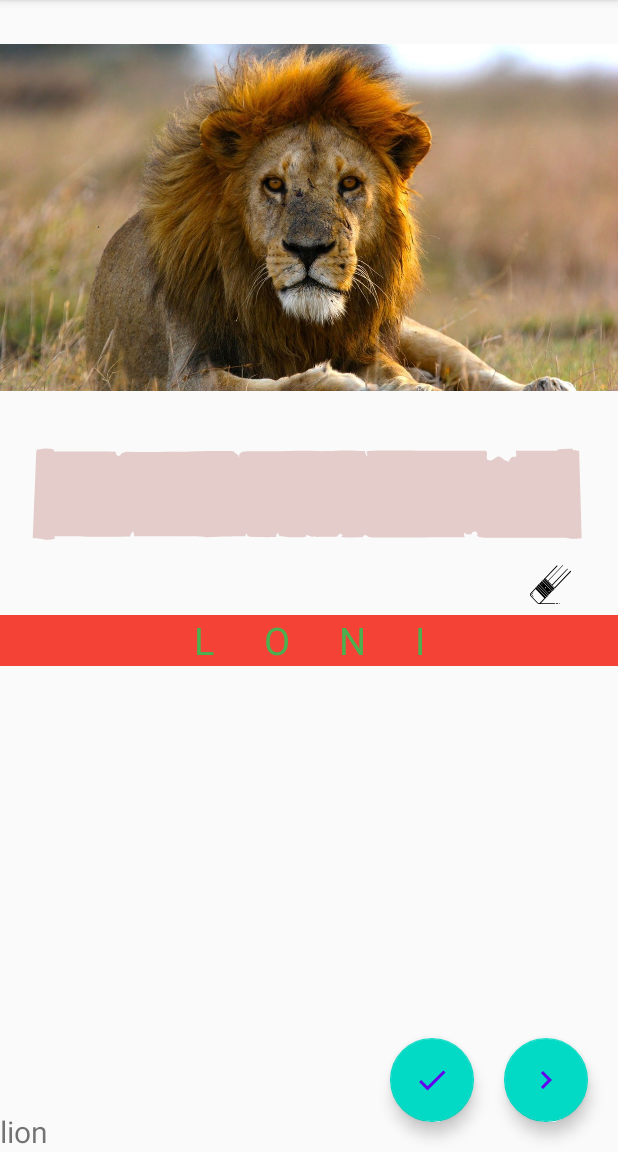
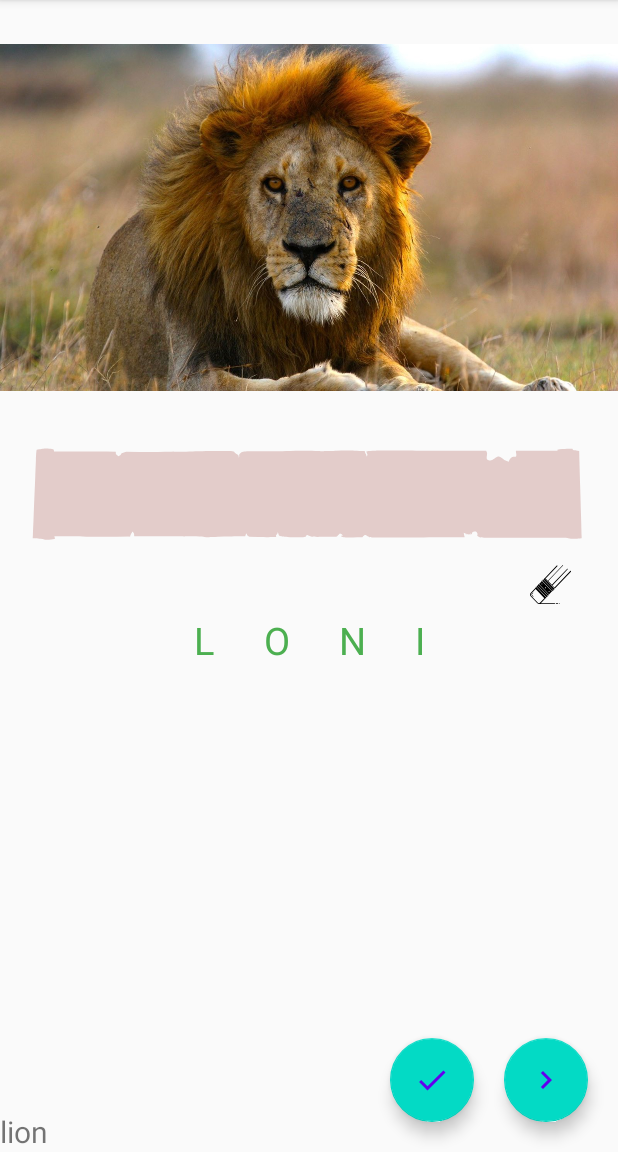
Before and after one commit to fmotot/Devinet, an Android app: the PlayActivity screen opened directly, with no data from a screen before it, on a phone screen of 412 x 824 dp, the part 84-1236 px from its top. Run offline under Robolectric (Android 15) with nearby library versions, the phone set to English and light mode, and no system bars; our stand-ins replace Room's generated code; libraries missing offline, so code that uses them is left out: com.facebook.stetho.

Commit message:
Ajout de TODO et nettoyage de code

```diff
--- a/app/src/main/java/fr/eni/devinet/utils/Utils.java
+++ b/app/src/main/java/fr/eni/devinet/utils/Utils.java
@@ -8,8 +8,7 @@ import java.util.Collections;
 import java.util.List;
 
 public class Utils {
-    private Utils() {
-    }
+    private Utils() {}
 
     public static StringBuilder capitalize(StringBuilder sb){
 
@@ -23,6 +22,7 @@ public class Utils {
         }
         Collections.shuffle(letters);
 
+        // TODO relancer tant que l'ordre n'est pas différent
         return letters;
     }
 }
--- a/app/src/main/res/drawable/progress_circle.xml
+++ b/app/src/main/res/drawable/progress_circle.xml
@@ -18,7 +18,6 @@
                 android:thickness="5dp"
                 android:useLevel="true"
                 >
-
                 <gradient
                     android:id="@android:id/secondaryProgress"
                     android:startColor="@color/magenta"
@@ -26,7 +25,6 @@
                     android:endColor="@color/green"
                     android:type="sweep"
                     android:useLevel="false" />
-                />
             </shape>
         </rotate>
     </item>
--- a/app/src/main/res/layout/activity_play.xml
+++ b/app/src/main/res/layout/activity_play.xml
@@ -74,16 +74,12 @@
             android:onClick="onClickEraseProposal"
             />
 
-
-
-
     <androidx.constraintlayout.widget.ConstraintLayout
         android:id="@+id/cl_letters"
         android:layout_width="match_parent"
         android:layout_height="wrap_content"
 
         android:layout_marginTop="40dp"
-        android:background="@color/magenta"
         app:layout_constraintLeft_toLeftOf="parent"
         app:layout_constraintRight_toRightOf="parent"
         app:layout_constraintTop_toBottomOf="@id/cl_proposal"
```
